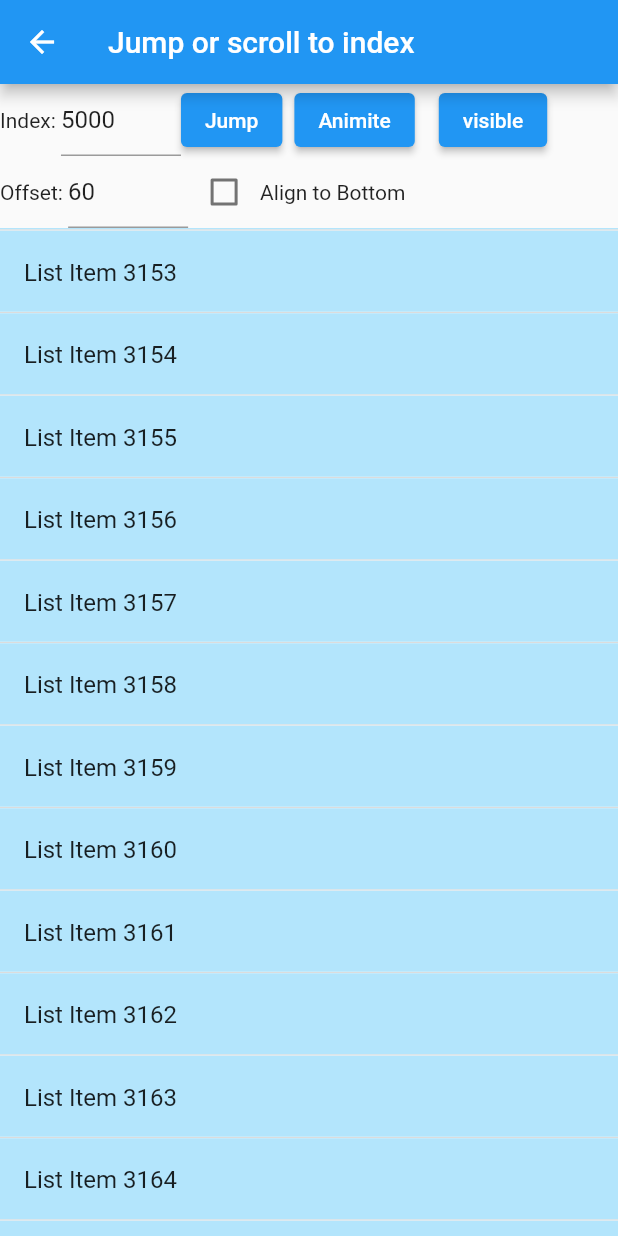
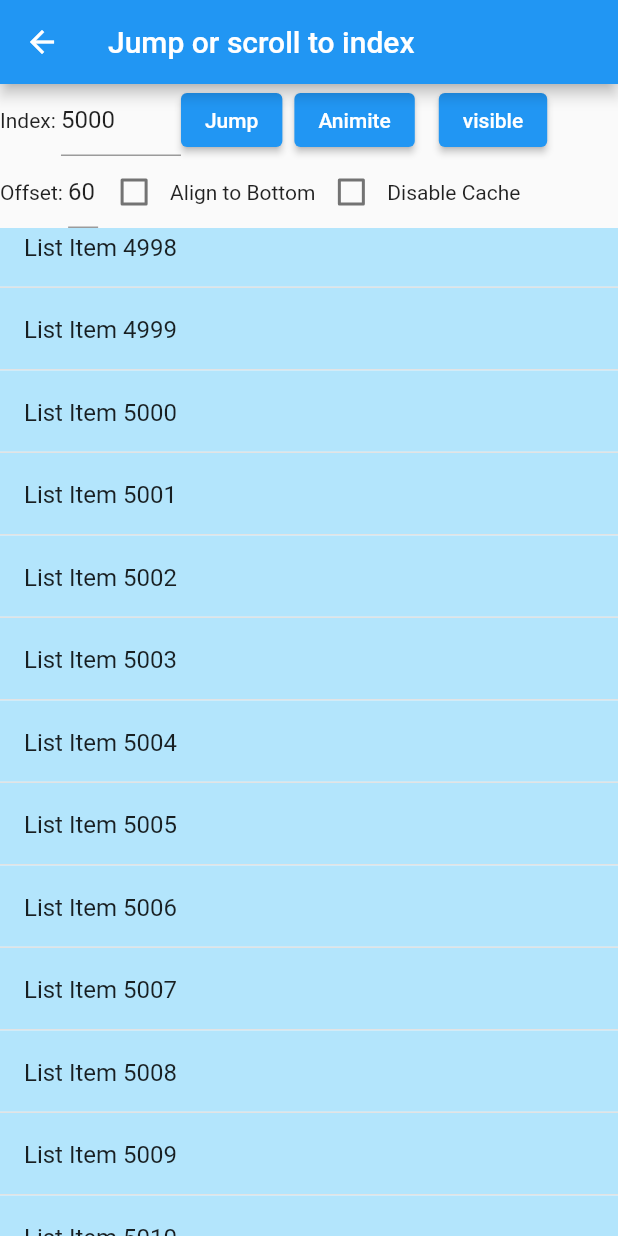
Before and after one commit to krida2000/flutter_list_view, a Flutter app: the JumpToIndexPage screen opened by its route, after a tap on "Animite", on a phone screen of 412 x 824 dp. Run offline on Flutter 3.47's test engine with Material 2 defaults, Android fonts, the phone set to English and light mode, and no system bars; our stand-ins replace flutter_easyrefresh, flutter_html, pull_to_refresh, shimmer, styled_text, video_player_web; missing offline and left inert: wakelock_web.

Commit message:
Migrate to flutter_list_view 1.1.21 (#2)

```diff
--- a/example/lib/jump_to_index.dart
+++ b/example/lib/jump_to_index.dart
@@ -21,6 +21,7 @@ class _JumpToIndexPageState extends State<JumpToIndexPage> {
   List<double> heights = [];
   List<Color> colors = [];
   bool alignToBottom = false;
+  bool disableCache = false;
   @override
   initState() {
     for (var i = 0; i < 100000; i++) {
@@ -71,7 +72,7 @@ class _JumpToIndexPageState extends State<JumpToIndexPage> {
                           int.parse(indexTextController.text),
                           offset: double.parse(offsetTextController.text),
                           offsetBasedOnBottom: alignToBottom,
-                          duration: const Duration(milliseconds: 3000),
+                          duration: const Duration(milliseconds: 300),
                           curve: Curves.ease);
                       await Future.delayed(const Duration(seconds: 1));
                       // indexTextController.text =
@@ -96,7 +97,7 @@ class _JumpToIndexPageState extends State<JumpToIndexPage> {
             children: [
               const Text("Offset: "),
               SizedBox(
-                  width: 80,
+                  width: 20,
                   child: TextField(controller: offsetTextController)),
               Checkbox(
                 value: alignToBottom,
@@ -106,7 +107,16 @@ class _JumpToIndexPageState extends State<JumpToIndexPage> {
                   });
                 },
               ),
-              const Text("Align to Bottom")
+              const Text("Align to Bottom"),
+              Checkbox(
+                value: disableCache,
+                onChanged: (value) {
+                  setState(() {
+                    disableCache = value ?? false;
+                  });
+                },
+              ),
+              const Text("Disable Cache")
             ],
           ),
           Expanded(
@@ -121,6 +131,7 @@ class _JumpToIndexPageState extends State<JumpToIndexPage> {
                 childCount: data.length,
                 preferItemHeight: 50,
                 // onItemHeight: (context) => 33
+                disableCacheItems: disableCache,
               ),
             ),
           ),
--- a/example/lib/route.dart
+++ b/example/lib/route.dart
@@ -1,5 +1,6 @@
 import 'chat.dart';
 import 'chat2.dart';
+import 'chat3.dart';
 import 'flutter_list_view_performance.dart';
 import 'init_jump.dart';
 import 'init_jump_after_loaddata.dart';
@@ -11,6 +12,7 @@ import 'pull_to_refresh_list.dart';
 import 'separatedList.dart';
 import 'sticky_header.dart';
 import 'sticky_header_refresh.dart';
+import 'test_case2.dart';
 import 'test_keep_alive_issue.dart';
 import 'testlist.dart';
 import 'home.dart';
@@ -33,6 +35,7 @@ class SectionViewRoute {
     "/jumpToIndexPage": (context) => const JumpToIndexPage(),
     "/chat": (context) => const Chat(),
     "/chat2": (context) => const Chat2(),
+    "/chat3": (context) => const Chat3(),
     "/initJumpPage": (context) => const InitJumpPage(),
     "/initJumpAfterLoadDataPage": (context) =>
         const InitJumpAfterLoadDataPage(),
@@ -43,5 +46,6 @@ class SectionViewRoute {
     "/separatedListPage": (context) => const SeparatedListPage(),
     "/initJumpKeepPositionPage": (context) => const InitJumpKeepPositionPage(),
     "/testKeepAliveIssue":(context) => const TestKeepAliveIssue(),
+    "/testCase2": (context) => const TestCase2(),
   };
 }
--- a/example/pubspec.yaml
+++ b/example/pubspec.yaml
@@ -36,7 +36,7 @@ dependencies:
   cupertino_icons: ^1.0.2
   flutter_list_view:
     path: ../
-
+  flutter_easyrefresh: ^2.2.2
 dev_dependencies:
   flutter_test:
     sdk: flutter
@@ -50,6 +50,7 @@ dev_dependencies:
   pull_to_refresh: ^2.0.0
   flutter_html: ^2.2.1
   shimmer: ^2.0.0
+  styled_text: ^5.1.0
 
 # For information on the generic Dart part of this file, see the
 # following page: https://dart.dev/tools/pub/pubspec
--- a/lib/src/flutter_list_view.dart
+++ b/lib/src/flutter_list_view.dart
@@ -42,6 +42,7 @@ class FlutterListView extends CustomScrollView {
             cacheExtent: cacheExtent,
             semanticChildCount: semanticChildCount,
             dragStartBehavior: dragStartBehavior,
+            keyboardDismissBehavior: keyboardDismissBehavior,
             restorationId: restorationId,
             clipBehavior: clipBehavior);
 
--- a/lib/src/flutter_list_view_delegate.dart
+++ b/lib/src/flutter_list_view_delegate.dart
@@ -38,7 +38,8 @@ class FlutterListViewDelegate extends SliverChildDelegate {
       this.initOffset = 0.0,
       this.initOffsetBasedOnBottom = false,
       this.onIsPermanent,
-      this.isSupressElementGenerate = false});
+      this.isSupressElementGenerate = false,
+      this.disableCacheItems = false});
 
   /// When childCount from 0 to non-zore, the [initIndex] will effect,
   /// When initIndex changed, if child count is not 0, it also effect
@@ -169,6 +170,9 @@ class FlutterListViewDelegate extends SliverChildDelegate {
   /// It will rememeber the keyOrIndex once created
   // final List<String>? syncCreatedItemIndexs;
 
+  /// Disable cache deactive item when item is invisble
+  final bool disableCacheItems;
+
   Widget _createErrorWidget(Object exception, StackTrace stackTrace) {
     final FlutterErrorDetails details = FlutterErrorDetails(
       exception: exception,
--- a/lib/src/flutter_list_view_element.dart
+++ b/lib/src/flutter_list_view_element.dart
@@ -232,7 +232,7 @@ class FlutterListViewElement extends RenderObjectElement {
 
   /// [notifyPositionChanged] is used to send ScrollNotification
   void notifyPositionChanged() {
-    WidgetsBinding.instance?.addPostFrameCallback((timeStamp) {
+    WidgetsBinding.instance.addPostFrameCallback((timeStamp) {
       try {
         var position = parentScrollableState?.position;
 
@@ -251,7 +251,7 @@ class FlutterListViewElement extends RenderObjectElement {
   }
 
   void notifyStickyChanged(int? index) {
-    WidgetsBinding.instance?.addPostFrameCallback((timeStamp) {
+    WidgetsBinding.instance.addPostFrameCallback((timeStamp) {
       if (widget.controller != null) {
         if (widget.controller!.stickyIndex.value != index) {
           widget.controller!.stickyIndex.value = index;
@@ -263,7 +263,7 @@ class FlutterListViewElement extends RenderObjectElement {
   void notifyPaintItemPositionsCallback(
       double widgetHeight, List<FlutterListViewItemPosition> paintElements) {
     try {
-      WidgetsBinding.instance?.addPostFrameCallback((timeStamp) {
+      WidgetsBinding.instance.addPostFrameCallback((timeStamp) {
         var onPaintItemPositionsCallback =
             widget.controller?.onPaintItemPositionsCallback;
         if (onPaintItemPositionsCallback != null) {
@@ -341,6 +341,15 @@ class FlutterListViewElement extends RenderObjectElement {
     if (widget.delegate is FlutterListViewDelegate) {
       var flutterListDelegate = widget.delegate as FlutterListViewDelegate;
       return flutterListDelegate.onItemSticky != null;
+    }
+
+    return false;
+  }
+
+  bool get disableCacheItems {
+    if (widget.delegate is FlutterListViewDelegate) {
+      var flutterListDelegate = widget.delegate as FlutterListViewDelegate;
+      return flutterListDelegate.disableCacheItems;
     }
 
     return false;
@@ -839,7 +848,7 @@ class FlutterListViewElement extends RenderObjectElement {
       /// It will create new one.
       if (!isPermanentItem(itemKey) && cachedElements.isNotEmpty) {
         /// Priority reuse same key elements
-        var matchedIndex = 0;
+        var matchedIndex = -1;
         for (var i = 0; i < cachedElements.length; i++) {
           if (cachedElements[i].itemKey == itemKey) {
             matchedIndex = i;
@@ -847,8 +856,18 @@ class FlutterListViewElement extends RenderObjectElement {
           }
         }
 
-        newElement = cachedElements[matchedIndex].element;
-        cachedElements.removeAt(matchedIndex);
+        if (matchedIndex == -1 && cachedElements.length > 20) {
+          if (firstItemAlign == FirstItemAlign.end) {
+            matchedIndex = cachedElements.length - 1;
+          } else {
+            matchedIndex = 0;
+          }
+        }
+
+        if (matchedIndex != -1) {
+          newElement = cachedElements[matchedIndex].element;
+          cachedElements.removeAt(matchedIndex);
+        }
       }
     }
 
--- a/lib/src/flutter_list_view_render.dart
+++ b/lib/src/flutter_list_view_render.dart
@@ -248,6 +248,7 @@ class FlutterListViewRender extends RenderSliver
       }
     }
 
+    if (childManager.disableCacheItems) {
       if (childManager.cachedElements.isNotEmpty) {
         invokeLayoutCallback((constraints) {
           for (var item in childManager.cachedElements) {
@@ -255,6 +256,7 @@ class FlutterListViewRender extends RenderSliver
           }
         });
         childManager.cachedElements.clear();
+      }
     }
 
     var extentResults = _calcPaintExtentAndCacehExtent();
@@ -716,26 +718,26 @@ class FlutterListViewRender extends RenderSliver
           firstPainItemOffsetY = renderElement.offset;
         }
 
-        if (childManager.firstItemAlign == FirstItemAlign.end) {
-          var actualScrollExtent = childManager.totalItemHeight;
+        // if (childManager.firstItemAlign == FirstItemAlign.end) {
+        //   var actualScrollExtent = childManager.totalItemHeight;
 
-          var geometryScrollExtent = geometry!.scrollExtent;
-          if (actualScrollExtent < constraints.viewportMainAxisExtent) {
-            if (growInfo.axisDirection == AxisDirection.down) {
-              childOffset = Offset(
-                  childOffset.dx,
-                  childOffset.dy +
-                      constraints.viewportMainAxisExtent -
-                      actualScrollExtent);
-            } else {
-              childOffset = Offset(
-                  childOffset.dx,
-                  childOffset.dy +
-                      actualScrollExtent -
-                      constraints.viewportMainAxisExtent);
-            }
-          }
-        }
+        //   // var geometryScrollExtent = geometry!.scrollExtent;
+        //   if (actualScrollExtent < constraints.viewportMainAxisExtent) {
+        //     if (growInfo.axisDirection == AxisDirection.down) {
+        //       childOffset = Offset(
+        //           childOffset.dx,
+        //           childOffset.dy +
+        //               constraints.viewportMainAxisExtent -
+        //               actualScrollExtent);
+        //     } else {
+        //       childOffset = Offset(
+        //           childOffset.dx,
+        //           childOffset.dy +
+        //               actualScrollExtent -
+        //               constraints.viewportMainAxisExtent);
+        //     }
+        //   }
+        // }
 
         paintElements.add(FlutterListViewItemPosition(
             index: renderElement.index,
@@ -836,6 +838,27 @@ class FlutterListViewRender extends RenderSliver
         childManager.stickyElement!.element.renderObject == child) {
       return 0;
     } else {
+      if (childManager.firstItemAlign == FirstItemAlign.end) {
+        var actualScrollExtent = childManager.totalItemHeight;
+        final axisDirection = applyGrowthDirectionToAxisDirection(
+            constraints.axisDirection, constraints.growthDirection);
+
+        if (actualScrollExtent < constraints.viewportMainAxisExtent) {
+          if (axisDirection == AxisDirection.down) {
+            var delta = childScrollOffset(child)! - constraints.scrollOffset;
+            delta =
+                delta + constraints.viewportMainAxisExtent - actualScrollExtent;
+            return delta;
+          } else {
+            var delta = childScrollOffset(child)! - constraints.scrollOffset;
+            delta =
+                delta + constraints.viewportMainAxisExtent - actualScrollExtent;
+
+            return delta;
+          }
+        }
+      }
+
       return childScrollOffset(child)! - constraints.scrollOffset;
     }
   }
@@ -944,12 +967,12 @@ class FlutterListViewRender extends RenderSliver
     final bool rightWayUp = _getRightWayUp(constraints);
     double delta = childMainAxisPosition(child);
 
-    if (childManager.firstItemAlign == FirstItemAlign.end) {
-      if (childManager.totalItemHeight < constraints.viewportMainAxisExtent) {
-        delta = delta +
-            (constraints.viewportMainAxisExtent - childManager.totalItemHeight);
-      }
-    }
+    // if (childManager.firstItemAlign == FirstItemAlign.end) {
+    //   if (childManager.totalItemHeight < constraints.viewportMainAxisExtent) {
+    //     delta = delta +
+    //         (constraints.viewportMainAxisExtent - childManager.totalItemHeight);
+    //   }
+    // }
 
     final double crossAxisDelta = childCrossAxisPosition(child);
     double absolutePosition = mainAxisPosition - delta;
```
Also changed, not shown: example/lib/chat3.dart (added, +116 -0 lines), example/lib/home.dart (+13 -0 lines), example/lib/test_case2.dart (added, +57 -0 lines). Lines whose indentation alone changed are shown as unchanged.
